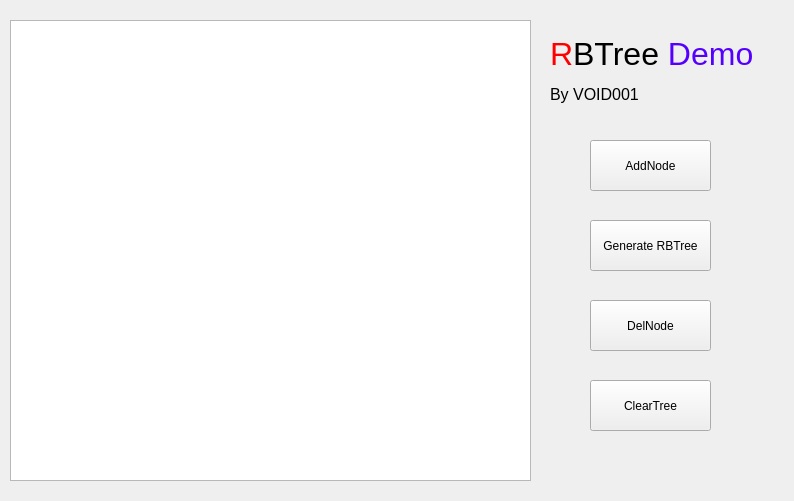
The window that rbtreedemowindow.ui (VOID001/RBTreeDemo) describes before a commit, drawn with Qt 5.
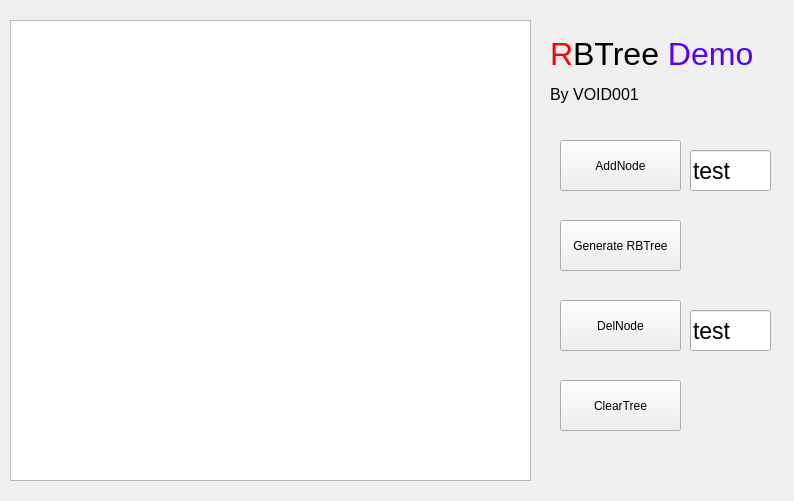
The same window after the commit.

Commit message: Now enable draw nodes on the QGraphicsView item

Patch:
```diff
--- a/rbtreedemowindow.ui
+++ b/rbtreedemowindow.ui
@@ -40,7 +40,7 @@
    <widget class="QPushButton" name="pushButton">
     <property name="geometry">
      <rect>
-      <x>590</x>
+      <x>560</x>
       <y>140</y>
       <width>121</width>
       <height>51</height>
@@ -53,7 +53,7 @@
    <widget class="QPushButton" name="pushButton_2">
     <property name="geometry">
      <rect>
-      <x>590</x>
+      <x>560</x>
       <y>220</y>
       <width>121</width>
       <height>51</height>
@@ -66,7 +66,7 @@
    <widget class="QPushButton" name="pushButton_3">
     <property name="geometry">
      <rect>
-      <x>590</x>
+      <x>560</x>
       <y>300</y>
       <width>121</width>
       <height>51</height>
@@ -79,7 +79,7 @@
    <widget class="QPushButton" name="pushButton_4">
     <property name="geometry">
      <rect>
-      <x>590</x>
+      <x>560</x>
       <y>380</y>
       <width>121</width>
       <height>51</height>
@@ -89,6 +89,42 @@
      <string>ClearTree</string>
     </property>
    </widget>
+   <widget class="QLineEdit" name="txtAddNodeVal">
+    <property name="geometry">
+     <rect>
+      <x>690</x>
+      <y>150</y>
+      <width>81</width>
+      <height>41</height>
+     </rect>
+    </property>
+    <property name="font">
+     <font>
+      <pointsize>17</pointsize>
+     </font>
+    </property>
+    <property name="text">
+     <string>test</string>
+    </property>
+   </widget>
+   <widget class="QLineEdit" name="txtDelNodeVal">
+    <property name="geometry">
+     <rect>
+      <x>690</x>
+      <y>310</y>
+      <width>81</width>
+      <height>41</height>
+     </rect>
+    </property>
+    <property name="font">
+     <font>
+      <pointsize>17</pointsize>
+     </font>
+    </property>
+    <property name="text">
+     <string>test</string>
+    </property>
+   </widget>
   </widget>
  </widget>
  <layoutdefault spacing="6" margin="11"/>
```
Left out of the diff: 10 changed lines with no effect on the pictures. The commit also changes 8 other files.
